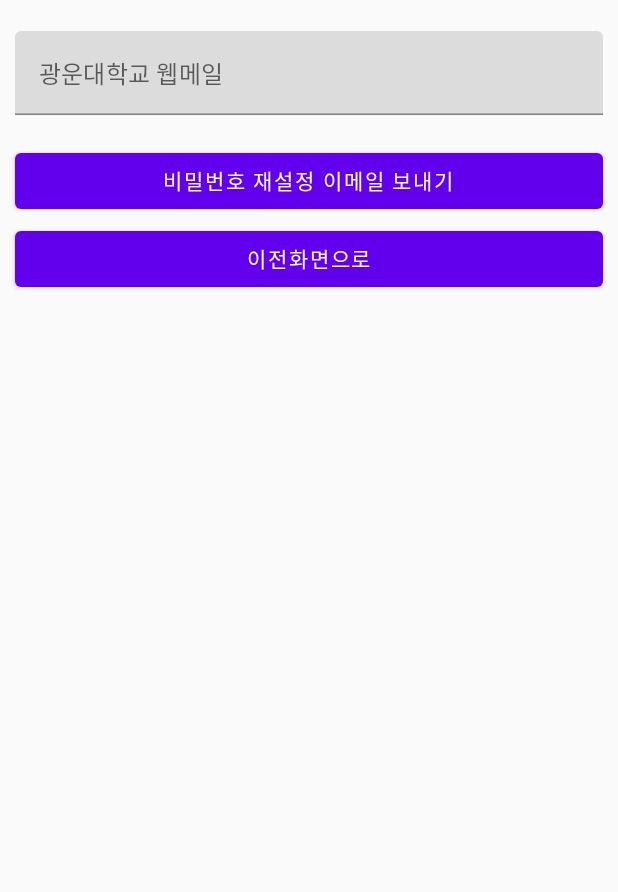
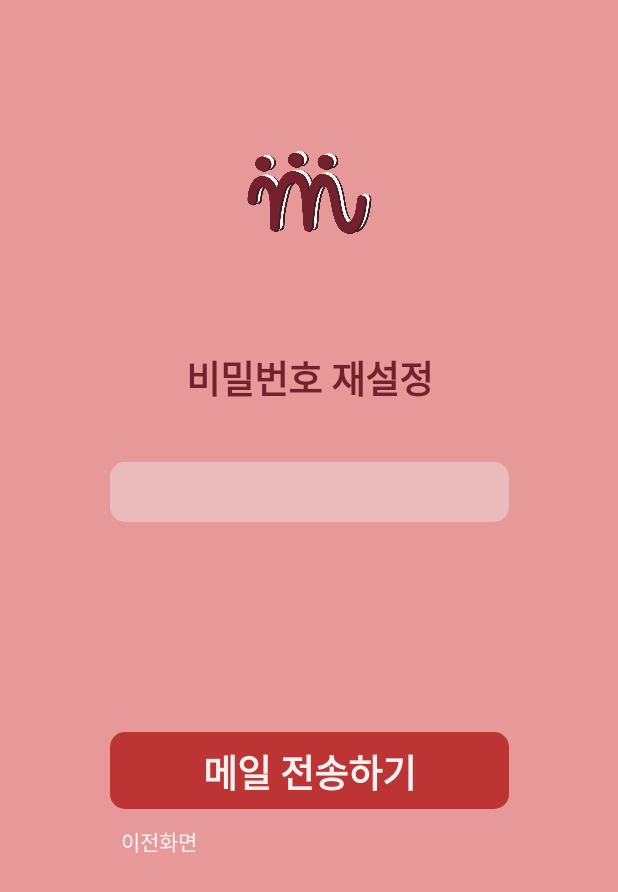
Before and after one commit to kw-friends/kw-friends-android, an Android app built with Jetpack Compose: the screen it shows after launch (AuthActivity), after a tap on "ID 찾기", on a phone screen of 412 x 824 dp. Shown: the top 892 px of the screen. Run offline under Robolectric (Android 15) with nearby library versions, the phone set to English and light mode, and no system bars; our stand-ins replace Firebase (no records; nobody signed in at launch, a user with empty details on screens opened directly), accompanist; 3 other taps on this screen came first.

Commit message:
비밀번호 재설정 화면 디자인 추가

```diff
--- /dev/null
+++ b/app/src/main/java/hello/kwfriends/ui/component/TextStyle1.kt
@@ -0,0 +1,27 @@
+package hello.kwfriends.ui.component
+
+import androidx.compose.material3.Text
+import androidx.compose.runtime.Composable
+import androidx.compose.ui.graphics.Color
+import androidx.compose.ui.text.TextStyle
+import androidx.compose.ui.text.font.FontWeight
+import androidx.compose.ui.tooling.preview.Preview
+import androidx.compose.ui.unit.sp
+
+@Composable
+fun TextStyle1(text: String){
+    Text(
+        text = text,
+        style = TextStyle(
+            fontSize = 25.sp,
+            fontWeight = FontWeight(700),
+            color = Color(0xFF73212C),
+        )
+    )
+}
+
+@Preview
+@Composable
+fun TextStylePreview(){
+    TextStyle1("Preview")
+}
--- a/app/src/main/java/hello/kwfriends/ui/component/TextfieldStyle1.kt
+++ b/app/src/main/java/hello/kwfriends/ui/component/TextfieldStyle1.kt
@@ -32,7 +32,7 @@ import androidx.compose.ui.unit.dp
 
 @OptIn(ExperimentalMaterial3Api::class)
 @Composable
-fun TextfieldStyle1(text: String, icon: ImageVector, value: String, isPassword: Boolean = false, onValueChange: (String) -> Unit){
+fun TextfieldStyle1(text: String, icon: ImageVector, isPassword: Boolean = false, value: String,  onValueChange: (String) -> Unit){
     Box {
         Row {
             Spacer(
@@ -93,5 +93,5 @@ fun TextfieldStyle1(text: String, icon: ImageVector, value: String, isPassword:
 @Preview
 @Composable
 fun TextfieldStyle1Preview() {
-    TextfieldStyle1("Preview", Icons.Default.Preview, "",  false) {}
+    TextfieldStyle1("Preview", Icons.Default.Preview, false,  "") {}
 }
--- a/app/src/main/java/hello/kwfriends/ui/component/TextfieldStyle2.kt
+++ b/app/src/main/java/hello/kwfriends/ui/component/TextfieldStyle2.kt
@@ -7,6 +7,7 @@ import androidx.compose.foundation.layout.width
 import androidx.compose.foundation.shape.RoundedCornerShape
 import androidx.compose.foundation.text.BasicTextField
 import androidx.compose.material3.ExperimentalMaterial3Api
+import androidx.compose.material3.Text
 import androidx.compose.material3.TextFieldDefaults
 import androidx.compose.runtime.Composable
 import androidx.compose.runtime.remember
@@ -22,12 +23,12 @@ import androidx.compose.ui.unit.sp
 
 @OptIn(ExperimentalMaterial3Api::class)
 @Composable
-fun TextfieldStyle2(text: String){
+fun TextfieldStyle2(text: String, value: String,  onValueChange: (String) -> Unit){
     val interactionSource = remember { MutableInteractionSource() }
 
     BasicTextField(
-        value = text,
-        onValueChange = { },
+        value = value,
+        onValueChange = onValueChange,
         modifier = Modifier
             .width(266.dp)
             .height(40.dp),
@@ -39,6 +40,7 @@ fun TextfieldStyle2(text: String){
             color = Color(0xFFF1F1F1),
             textAlign = TextAlign.Center
         ),
+
         ) { innerTextField ->
         val containerColor = Color(0x66F1F1F1)
         TextFieldDefaults.DecorationBox(
@@ -58,6 +60,9 @@ fun TextfieldStyle2(text: String){
                 focusedIndicatorColor = Color.Transparent,
                 unfocusedIndicatorColor = Color.Transparent,
             ),
+            placeholder = {
+                Text(text = text, color = Color(0xFFF1F1F1), fontWeight = FontWeight(300))
+            },
             contentPadding = PaddingValues(0.dp), // this is how you can remove the padding
         )
     }
@@ -66,5 +71,5 @@ fun TextfieldStyle2(text: String){
 @Preview
 @Composable
 fun TextfieldStyle2Preview(){
-    TextfieldStyle2(text = "Preview")
+    TextfieldStyle2(text = "Preview", value = "", onValueChange = {})
 }
--- a/app/src/main/java/hello/kwfriends/ui/screens/auth/AuthScreen.kt
+++ b/app/src/main/java/hello/kwfriends/ui/screens/auth/AuthScreen.kt
@@ -48,7 +48,9 @@ import hello.kwfriends.R
 import hello.kwfriends.firebase.datastoreManager.PreferenceDataStore
 import hello.kwfriends.ui.component.ButtonStyle1
 import hello.kwfriends.ui.component.CheckboxStyle1
+import hello.kwfriends.ui.component.TextStyle1
 import hello.kwfriends.ui.component.TextfieldStyle1
+import hello.kwfriends.ui.component.TextfieldStyle2
 import hello.kwfriends.ui.screens.main.MainActivity
 import kotlinx.coroutines.CoroutineScope
 import kotlinx.coroutines.Dispatchers
@@ -109,7 +111,14 @@ fun AuthScreen(modifier: Modifier = Modifier, viewModel: AuthViewModel) {
                         contentDescription = "앱 로고",
                         modifier = Modifier
                             .size(102.dp)
-                            .clickable { context.startActivity(Intent(context, MainActivity::class.java)) }
+                            .clickable {
+                                context.startActivity(
+                                    Intent(
+                                        context,
+                                        MainActivity::class.java
+                                    )
+                                )
+                            }
                     )
                     Spacer(modifier = Modifier.height(80.dp))
                     TextfieldStyle1(
@@ -177,29 +186,43 @@ fun AuthScreen(modifier: Modifier = Modifier, viewModel: AuthViewModel) {
         }
 
         is AuthUiState.FindPassword -> {
-            Column(
-                modifier = modifier.padding(10.dp),
-                horizontalAlignment = Alignment.CenterHorizontally
-            ) {
-                Spacer(modifier = Modifier.padding(5.dp))
-                TextField(
-                    modifier = Modifier.fillMaxWidth(),
-                    value = viewModel.inputEmail,
-                    onValueChange = { viewModel.setInputEmailText(it) },
-                    singleLine = true,
-                    placeholder = { Text(text = "광운대학교 웹메일") }
-                )
-                Spacer(modifier = Modifier.padding(10.dp))
-                Button(
-                    modifier = Modifier.fillMaxWidth(),
-                    onClick = { viewModel.trySendPasswordResetEmail() }) {
-                    Text(text = "비밀번호 재설정 이메일 보내기")
-                }
-                Spacer(modifier = Modifier.padding(2.dp))
-                Button(
-                    modifier = Modifier.fillMaxWidth(),
-                    onClick = { viewModel.changeLoginView() }) {
-                    Text(text = "이전화면으로")
+            viewModel.userIdSaveCheckAndLoad()
+
+            Box(modifier = Modifier
+                .fillMaxSize()
+                .background(color = Color(0xFFE79898))
+            )
+            Column(modifier = Modifier.fillMaxSize(), horizontalAlignment = Alignment.CenterHorizontally) {
+                Column(
+                    modifier = Modifier
+                        .requiredWidth(266.dp)
+                        .fillMaxHeight(), horizontalAlignment = Alignment.CenterHorizontally, verticalArrangement = Arrangement.Top
+                ) {
+                    Spacer(modifier = Modifier.height(77.dp))
+                    Image(
+                        painter = painterResource(id = R.drawable.logo),
+                        contentDescription = "앱 로고",
+                        modifier = Modifier.size(102.dp)
+                    )
+                    Spacer(modifier = Modifier.height(54.dp))
+                    TextStyle1("비밀번호 재설정")
+                    Spacer(modifier = Modifier.height(38.dp))
+                    TextfieldStyle2(
+                        text = "Web-Mail",
+                        value = viewModel.inputEmail,
+                        onValueChange = { viewModel.setInputEmailText(it) }
+                    )
+                    Spacer(modifier = Modifier.height(140.dp))
+                    ButtonStyle1(text = "메일 전송하기", onClick = { viewModel.trySendPasswordResetEmail() })
+                    Spacer(modifier = Modifier.height(11.dp))
+                    Row(Modifier.fillMaxWidth()) {
+                        Spacer(modifier = Modifier.width(7.dp))
+                        Text(
+                            text = "이전화면",
+                            color = Color(0xFFF1F1F1),
+                            modifier = Modifier.clickable { viewModel.changeLoginView() }
+                        )
+                    }
                 }
             }
         }
--- a/app/src/main/java/hello/kwfriends/ui/screens/auth/AuthViewModel.kt
+++ b/app/src/main/java/hello/kwfriends/ui/screens/auth/AuthViewModel.kt
@@ -101,7 +101,6 @@ class AuthViewModel : ViewModel() {
     }
     fun changeFindPasswordView() {
         inputEmail = ""
-        userIdSaveCheckAndLoad() //아이디 저장 체크되어있으면 저장된 아이디 불러오기
         uiState = AuthUiState.FindPassword
     }
 
```
